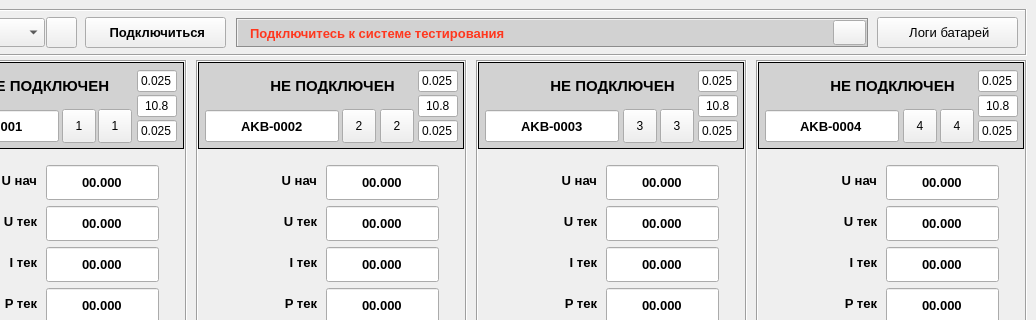
The window that ui/main.ui (sergeycccv/battery_modbus) describes before a commit, drawn with Qt 5; both pictures show x 94 to 1130 and y 0 to 320 of the 1130 by 660 pixel window.
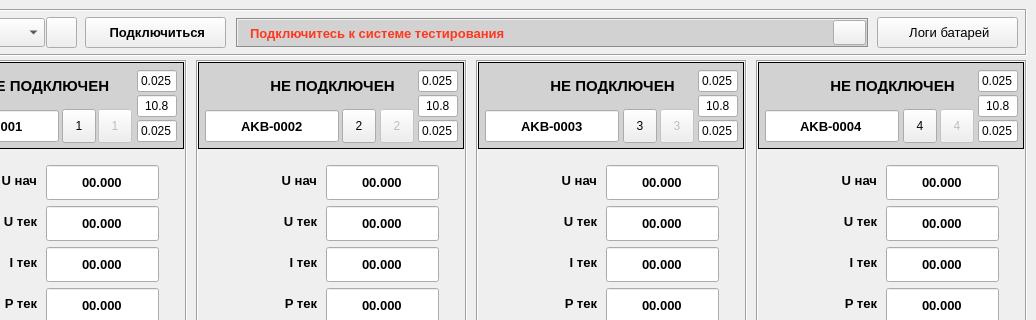
The same window after the commit. Icons and pictures are not drawn.

What changed in the file:
```diff
--- a/ui/main.ui
+++ b/ui/main.ui
@@ -740,6 +740,9 @@
       <enum>QFrame::Shadow::Plain</enum>
      </property>
      <widget class="QToolButton" name="btn_write_settings_ch1">
+      <property name="enabled">
+       <bool>false</bool>
+      </property>
       <property name="geometry">
        <rect>
         <x>180</x>
@@ -1179,6 +1182,9 @@
      </property>
     </widget>
     <widget class="QToolButton" name="btn_write_settings_ch2">
+     <property name="enabled">
+      <bool>false</bool>
+     </property>
      <property name="geometry">
       <rect>
        <x>184</x>
@@ -2038,6 +2044,9 @@
      </property>
     </widget>
     <widget class="QToolButton" name="btn_write_settings_ch3">
+     <property name="enabled">
+      <bool>false</bool>
+     </property>
      <property name="geometry">
       <rect>
        <x>184</x>
@@ -2897,6 +2906,9 @@
      </property>
     </widget>
     <widget class="QToolButton" name="btn_write_settings_ch4">
+     <property name="enabled">
+      <bool>false</bool>
+     </property>
      <property name="geometry">
       <rect>
        <x>184</x>
```
